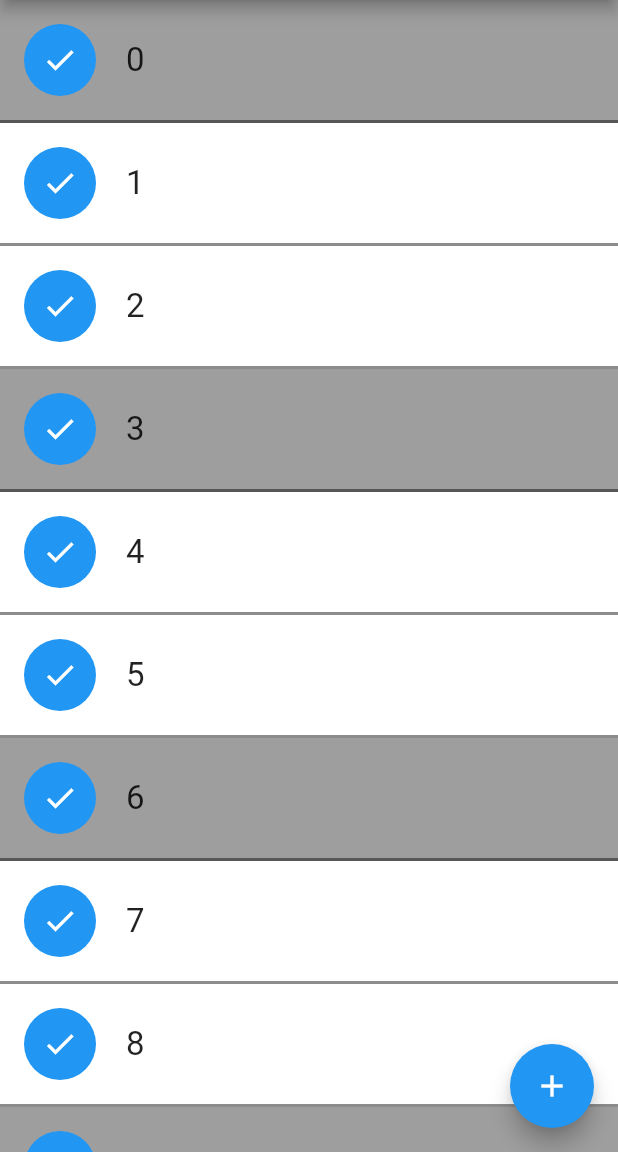
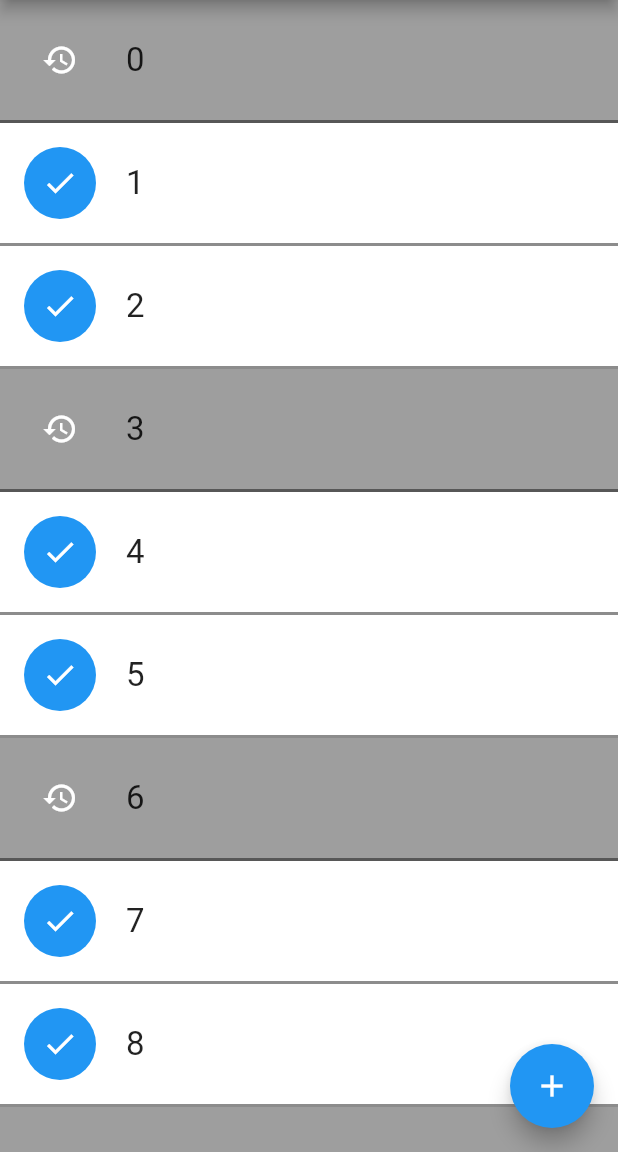
Before and after one commit to LoCrealloc/shopping_list, a Flutter app: the screen it shows after launch, on a phone screen of 412 x 824 dp, the part 84-1236 px from its top. Run offline on Flutter 3.47's test engine with Material 2 defaults, Android fonts, the phone set to English and light mode, and no system bars.

Commit message:
Cleaned up code and improved interface

```diff
--- a/lib/entry.dart
+++ b/lib/entry.dart
@@ -33,16 +33,13 @@ class _EntryState extends State<Entry> {
       child: Row(
         children: <Widget>[
           Container(
+            decoration: BoxDecoration(
+              color: !widget.done ? Colors.blue : Colors.transparent,
+              borderRadius: BorderRadius.circular(360),
+            ),
             margin: const EdgeInsets.only(right: 20),
-            child: Material(
-              color: Colors.transparent,
-              child: Ink(
-                decoration: const ShapeDecoration(
-                  color: Colors.blue,
-                  shape: CircleBorder(),
-                ),
               child: IconButton(
-                  icon: const Icon(Icons.check),
+                icon: Icon(!widget.done ? Icons.check : Icons.restore),
                 color: Colors.white,
                 onPressed: () {
                   setState(() {
@@ -50,11 +47,9 @@ class _EntryState extends State<Entry> {
                   });
                   },
               )
-            )
-          )),
+            ),
           Text(widget.title, style: const TextStyle(fontSize: 22))
         ]
-
     )
     );
   }
```
Lines whose indentation alone changed are shown as unchanged.
